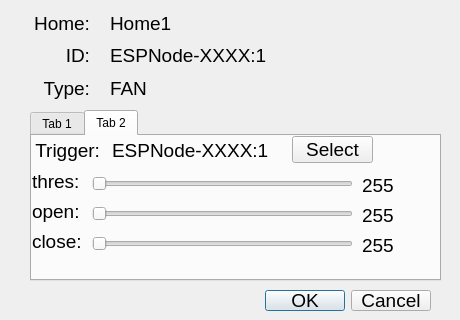
The window that valsetform.ui (Rabenda/mqtt_show_data_client) describes before a commit, drawn with Qt 5.
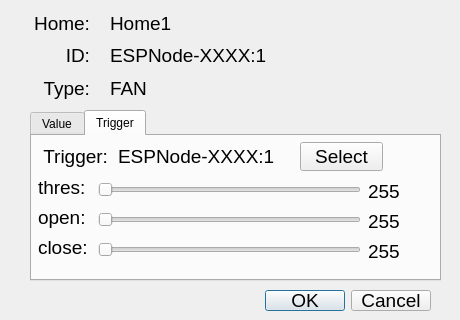
The same window after the commit. The open tabs and pages were chosen to show the change. Icons and pictures are not drawn.

Patch:
```diff
--- a/valsetform.ui
+++ b/valsetform.ui
@@ -150,7 +150,7 @@
    </property>
    <widget class="QWidget" name="tab">
     <attribute name="title">
-     <string>Tab 1</string>
+     <string>Value</string>
     </attribute>
     <widget class="QSlider" name="horizontalSlider">
      <property name="geometry">
@@ -217,15 +217,15 @@
    </widget>
    <widget class="QWidget" name="tab_2">
     <attribute name="title">
-     <string>Tab 2</string>
+     <string>Trigger</string>
     </attribute>
     <widget class="QLabel" name="label_Trigger">
      <property name="geometry">
       <rect>
-       <x>80</x>
-       <y>0</y>
-       <width>211</width>
-       <height>28</height>
+       <x>86</x>
+       <y>5</y>
+       <width>213</width>
+       <height>30</height>
       </rect>
      </property>
      <property name="font">
@@ -240,10 +240,10 @@
     <widget class="QLabel" name="label_8">
      <property name="geometry">
       <rect>
-       <x>0</x>
-       <y>0</y>
-       <width>68</width>
-       <height>28</height>
+       <x>6</x>
+       <y>5</y>
+       <width>70</width>
+       <height>30</height>
       </rect>
      </property>
      <property name="font">
@@ -261,10 +261,10 @@
     <widget class="QPushButton" name="button_select">
      <property name="geometry">
       <rect>
-       <x>260</x>
-       <y>0</y>
-       <width>81</width>
-       <height>27</height>
+       <x>268</x>
+       <y>6</y>
+       <width>83</width>
+       <height>29</height>
       </rect>
      </property>
      <property name="font">
@@ -279,10 +279,10 @@
     <widget class="QLabel" name="label_10">
      <property name="geometry">
       <rect>
-       <x>0</x>
-       <y>30</y>
-       <width>61</width>
-       <height>31</height>
+       <x>6</x>
+       <y>35</y>
+       <width>63</width>
+       <height>33</height>
       </rect>
      </property>
      <property name="font">
@@ -297,10 +297,10 @@
     <widget class="QSlider" name="horizontalSlider_2">
      <property name="geometry">
       <rect>
-       <x>60</x>
-       <y>40</y>
-       <width>261</width>
-       <height>16</height>
+       <x>66</x>
+       <y>45</y>
+       <width>263</width>
+       <height>18</height>
       </rect>
      </property>
      <property name="orientation">
@@ -310,10 +310,10 @@
     <widget class="QLabel" name="label_11">
      <property name="geometry">
       <rect>
-       <x>330</x>
-       <y>40</y>
-       <width>68</width>
-       <height>19</height>
+       <x>336</x>
+       <y>45</y>
+       <width>70</width>
+       <height>21</height>
       </rect>
      </property>
      <property name="font">
@@ -328,10 +328,10 @@
     <widget class="QLabel" name="label_12">
      <property name="geometry">
       <rect>
-       <x>330</x>
-       <y>70</y>
-       <width>68</width>
-       <height>19</height>
+       <x>336</x>
+       <y>75</y>
+       <width>70</width>
+       <height>21</height>
       </rect>
      </property>
      <property name="font">
@@ -346,10 +346,10 @@
     <widget class="QLabel" name="label_13">
      <property name="geometry">
       <rect>
-       <x>0</x>
-       <y>60</y>
-       <width>51</width>
-       <height>31</height>
+       <x>6</x>
+       <y>65</y>
+       <width>53</width>
+       <height>33</height>
       </rect>
      </property>
      <property name="font">
@@ -364,10 +364,10 @@
     <widget class="QSlider" name="horizontalSlider_3">
      <property name="geometry">
       <rect>
-       <x>60</x>
-       <y>70</y>
-       <width>261</width>
-       <height>16</height>
+       <x>66</x>
+       <y>75</y>
+       <width>263</width>
+       <height>18</height>
       </rect>
      </property>
      <property name="orientation">
@@ -377,10 +377,10 @@
     <widget class="QSlider" name="horizontalSlider_4">
      <property name="geometry">
       <rect>
-       <x>60</x>
-       <y>100</y>
-       <width>261</width>
-       <height>16</height>
+       <x>66</x>
+       <y>105</y>
+       <width>263</width>
+       <height>18</height>
       </rect>
      </property>
      <property name="orientation">
@@ -390,10 +390,10 @@
     <widget class="QLabel" name="label_14">
      <property name="geometry">
       <rect>
-       <x>0</x>
-       <y>90</y>
-       <width>51</width>
-       <height>31</height>
+       <x>6</x>
+       <y>95</y>
+       <width>53</width>
+       <height>33</height>
       </rect>
      </property>
      <property name="font">
@@ -408,10 +408,10 @@
     <widget class="QLabel" name="label_15">
      <property name="geometry">
       <rect>
-       <x>330</x>
-       <y>100</y>
-       <width>68</width>
-       <height>19</height>
+       <x>336</x>
+       <y>105</y>
+       <width>70</width>
+       <height>21</height>
       </rect>
      </property>
      <property name="font">
```
Left out of the diff: 29 changed lines with no effect on the pictures.
